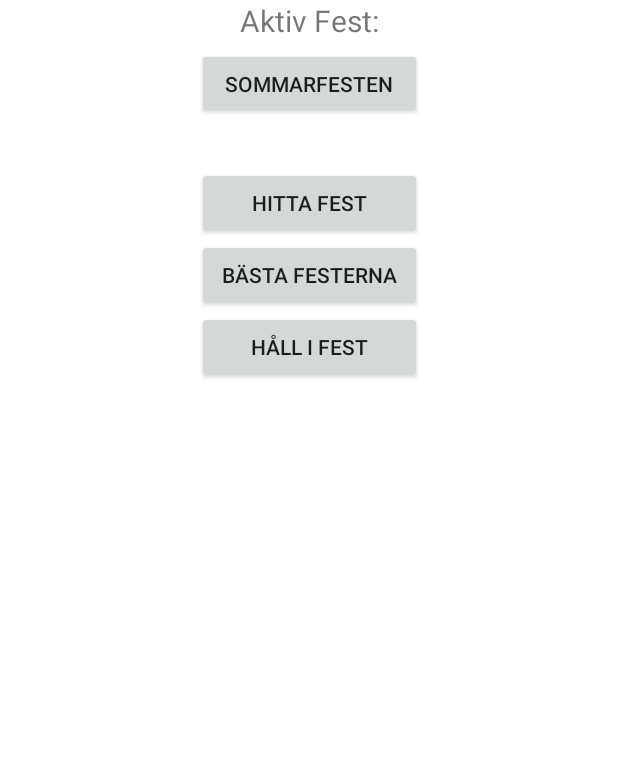
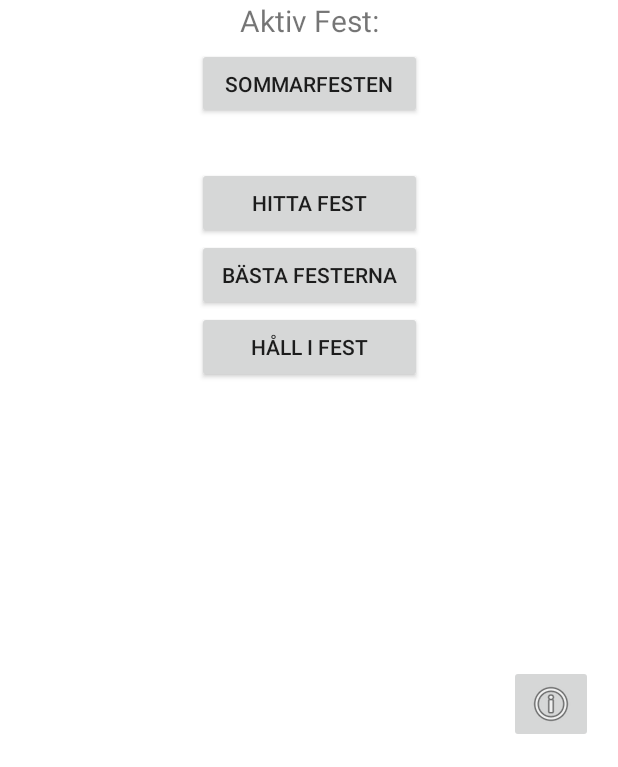
Before and after one commit to hannatyden/MAMN01Cykelfest, an Android app: the screen it shows after launch (MainMenu), on a phone screen of 412 x 824 dp, the part 469-1236 px from its top. Run offline under Robolectric (Android 15) with nearby library versions, the phone set to English and light mode, and no system bars.

Commit message:
lagt till info popup på hemskärmen

```diff
--- a/Cykelfest/app/src/main/AndroidManifest.xml
+++ b/Cykelfest/app/src/main/AndroidManifest.xml
@@ -55,6 +55,9 @@
                 android:value=".MainMenu" />
         </activity>
         <activity android:name=".FindParty" />
+        <activity android:name=".Pop"
+            android:theme="@style/AppTheme.CustomTheme"
+            ></activity>
     </application>
 
 </manifest>
--- a/Cykelfest/app/src/main/java/com/example/hannatyden/cykelfest/MainMenu.java
+++ b/Cykelfest/app/src/main/java/com/example/hannatyden/cykelfest/MainMenu.java
@@ -4,6 +4,7 @@ import android.content.Intent;
 import android.support.v7.app.AppCompatActivity;
 import android.os.Bundle;
 import android.view.View;
+import android.widget.ImageButton;
 
 public class MainMenu extends AppCompatActivity {
     CurrentParty currentParty;
@@ -13,6 +14,13 @@ public class MainMenu extends AppCompatActivity {
         super.onCreate(savedInstanceState);
         setContentView(R.layout.activity_main_menu);
 
+        ImageButton ib = (ImageButton) findViewById(R.id.imageButton3);
+        ib.setOnClickListener(new View.OnClickListener() {
+            @Override
+            public void onClick(View view) {
+                startActivity(new Intent(MainMenu.this, Pop.class));
+            }
+        });
 
     }
 
--- a/Cykelfest/app/src/main/res/layout/activity_create_party.xml
+++ b/Cykelfest/app/src/main/res/layout/activity_create_party.xml
@@ -5,6 +5,7 @@
     android:layout_width="match_parent"
     android:layout_height="match_parent"
     tools:context=".CreateParty">
+
 
     <EditText
         android:id="@+id/editText"
--- a/Cykelfest/app/src/main/res/layout/activity_main_menu.xml
+++ b/Cykelfest/app/src/main/res/layout/activity_main_menu.xml
@@ -93,4 +93,20 @@
         app:layout_constraintStart_toStartOf="parent"
         app:srcCompat="@drawable/launchericon" />
 
+    <ImageButton
+        android:id="@+id/imageButton3"
+        android:layout_width="wrap_content"
+        android:layout_height="wrap_content"
+        android:layout_marginBottom="16dp"
+        android:layout_marginEnd="8dp"
+        android:layout_marginStart="8dp"
+        android:layout_marginTop="8dp"
+        app:layout_constraintBottom_toBottomOf="parent"
+        app:layout_constraintEnd_toEndOf="parent"
+        app:layout_constraintHorizontal_bias="0.974"
+        app:layout_constraintStart_toStartOf="parent"
+        app:layout_constraintTop_toTopOf="parent"
+        app:layout_constraintVertical_bias="1.0"
+        app:srcCompat="@android:drawable/ic_menu_info_details" />
+
 </android.support.constraint.ConstraintLayout>
--- a/Cykelfest/app/src/main/res/values/styles.xml
+++ b/Cykelfest/app/src/main/res/values/styles.xml
@@ -17,4 +17,9 @@
 
     <style name="AppTheme.PopupOverlay" parent="ThemeOverlay.AppCompat.Light" />
 
+    <style name="AppTheme.CustomTheme">
+        <item name="android:windowIsTranslucent">true</item>
+        <item name="android:windowCloseOnTouchOutside">true</item>
+    </style>
+
 </resources>
```
Also changed, not shown: Cykelfest/app/src/main/java/com/example/hannatyden/cykelfest/FindParty.java (+6 -5 lines), Cykelfest/app/src/main/java/com/example/hannatyden/cykelfest/Pop.java (added, +25 -0 lines), Cykelfest/app/src/main/res/layout/popwindow.xml (added, +18 -0 lines).
